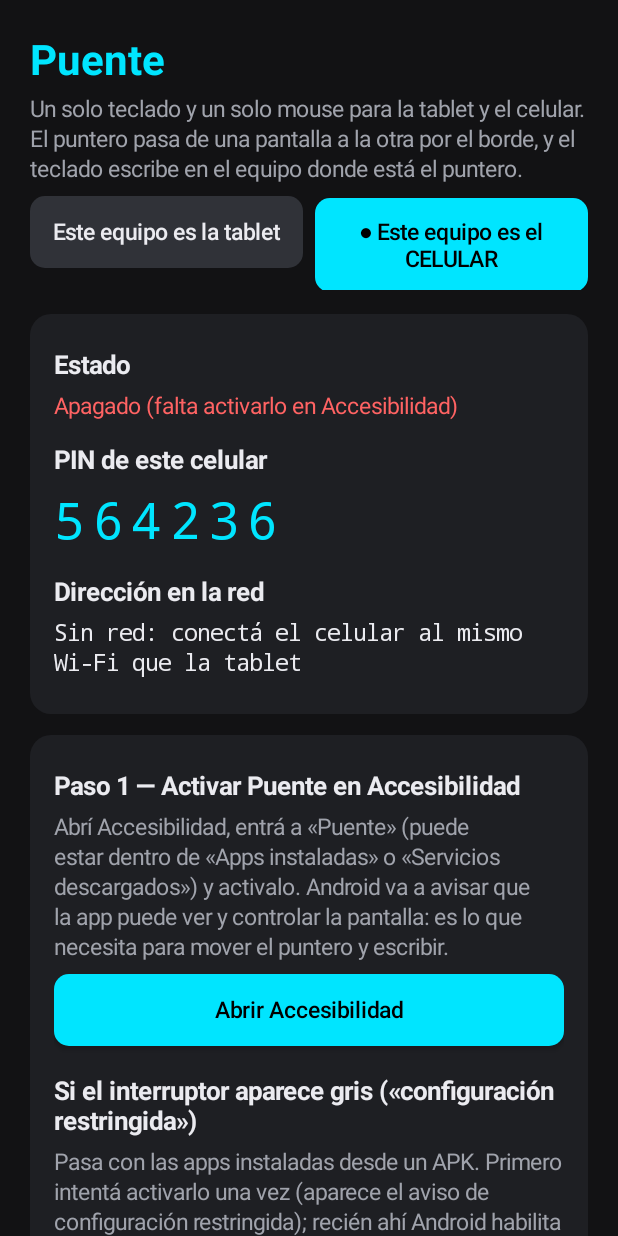
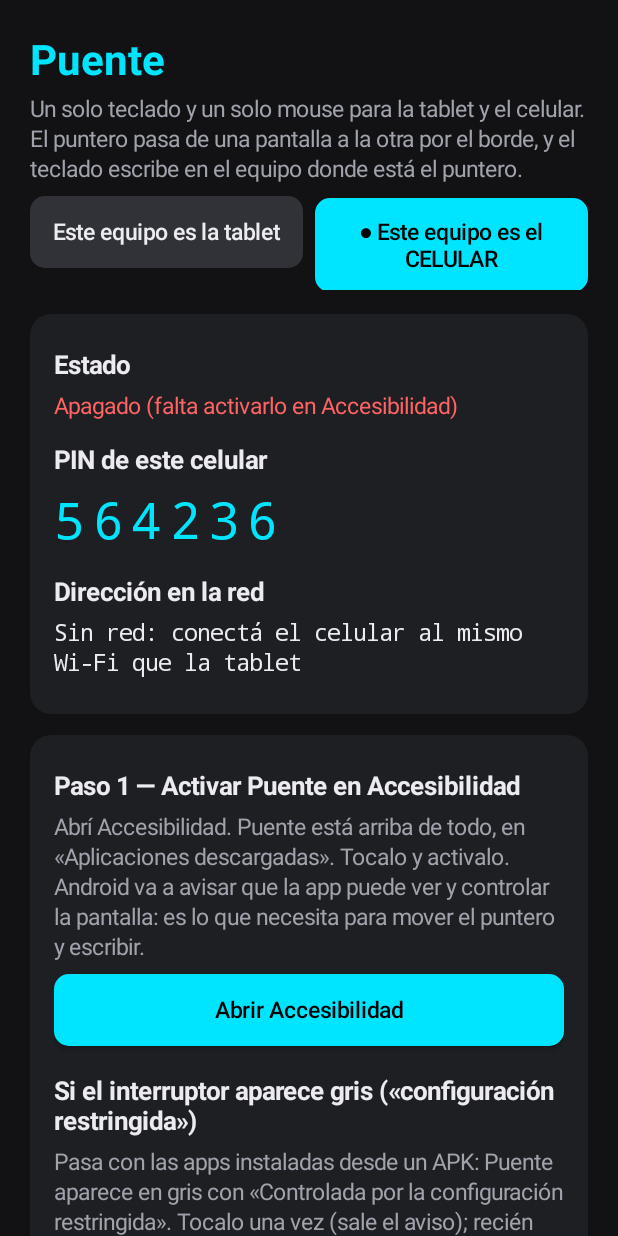
Before and after one commit to gustavomartingarciarojas-code/Puente-, an Android app: the screen it shows after launch (MainActivity), on a phone screen of 412 x 824 dp. Run offline under Robolectric (Android 15) with nearby library versions, the phone set to English and light mode, and no system bars.

Commit message:
Corrige el texto de Accesibilidad: Puente está en «Aplicaciones descargadas»
Co-Authored-By: Claude Opus 5.5 <noreply@anthropic.com>
Claude-Session: https://claude.ai/code/session_01MuY9zm6Jy4VTKuDefUAozZ

```diff
--- a/app/build.gradle.kts
+++ b/app/build.gradle.kts
@@ -11,8 +11,8 @@ android {
         applicationId = "ar.trainingwraps.puente"
         minSdk = 33
         targetSdk = 35
-        versionCode = 1
-        versionName = "1.0"
+        versionCode = 2
+        versionName = "1.0.1"
     }
 
     // Firma fija: las próximas versiones se instalan encima sin desinstalar.
--- a/app/src/main/java/ar/trainingwraps/puente/MainActivity.kt
+++ b/app/src/main/java/ar/trainingwraps/puente/MainActivity.kt
@@ -146,13 +146,13 @@ class MainActivity : Activity() {
 
         val pasos = tarjeta()
         subtitulo(pasos, "Paso 1 — Activar Puente en Accesibilidad")
-        texto(pasos, "Abrí Accesibilidad, entrá a «Puente» (puede estar dentro de «Apps instaladas» o «Servicios descargados») y activalo. Android va a avisar que la app puede ver y controlar la pantalla: es lo que necesita para mover el puntero y escribir.", TENUE)
+        texto(pasos, "Abrí Accesibilidad. Puente está arriba de todo, en «Aplicaciones descargadas». Tocalo y activalo. Android va a avisar que la app puede ver y controlar la pantalla: es lo que necesita para mover el puntero y escribir.", TENUE)
         pasos.addView(boton("Abrir Accesibilidad", true) {
             startActivity(Intent(Settings.ACTION_ACCESSIBILITY_SETTINGS))
         })
         pasos.addView(espacio(0, 12))
         subtitulo(pasos, "Si el interruptor aparece gris («configuración restringida»)")
-        texto(pasos, "Pasa con las apps instaladas desde un APK. Primero intentá activarlo una vez (aparece el aviso de configuración restringida); recién ahí Android habilita la opción. Después tocá el botón de abajo, en la info de la app abrí el menú de tres puntos de arriba a la derecha, elegí permitir la configuración restringida y confirmá con tu huella o PIN. Volvé al paso 1.", TENUE)
+        texto(pasos, "Pasa con las apps instaladas desde un APK: Puente aparece en gris con «Controlada por la configuración restringida». Tocalo una vez (sale el aviso); recién ahí Android habilita la opción. Después tocá el botón de abajo, en la info de la app abrí el menú de tres puntos de arriba a la derecha, elegí permitir la configuración restringida y confirmá con tu huella o PIN. Volvé al paso 1.", TENUE)
         pasos.addView(boton("Abrir info de Puente", false) { abrirInfoApp() })
 
         val nota = tarjeta()
```
